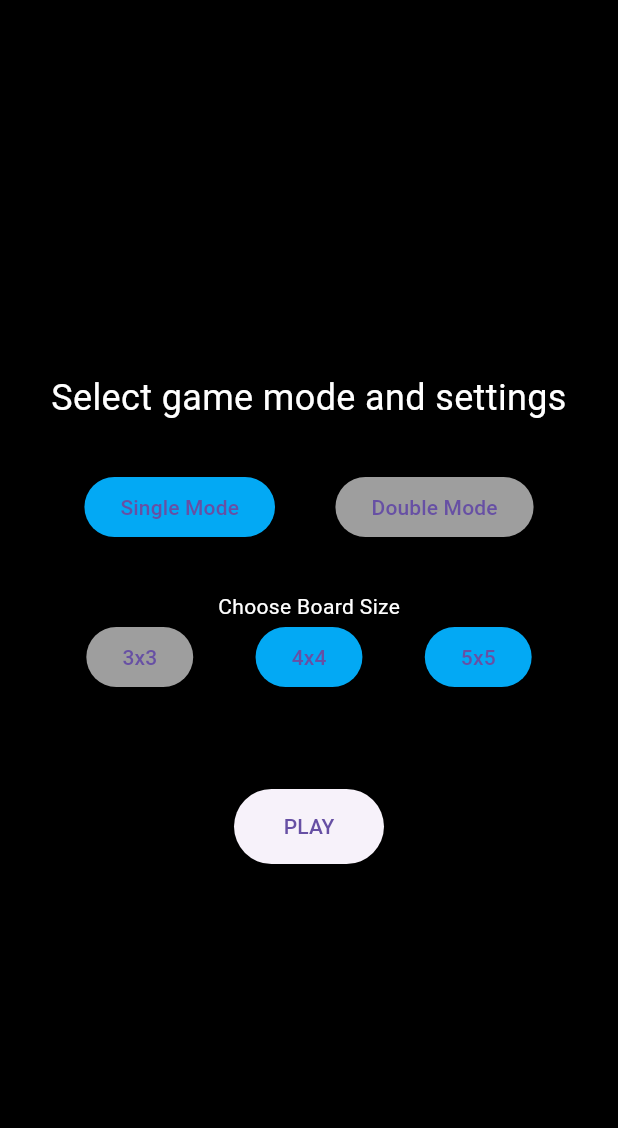
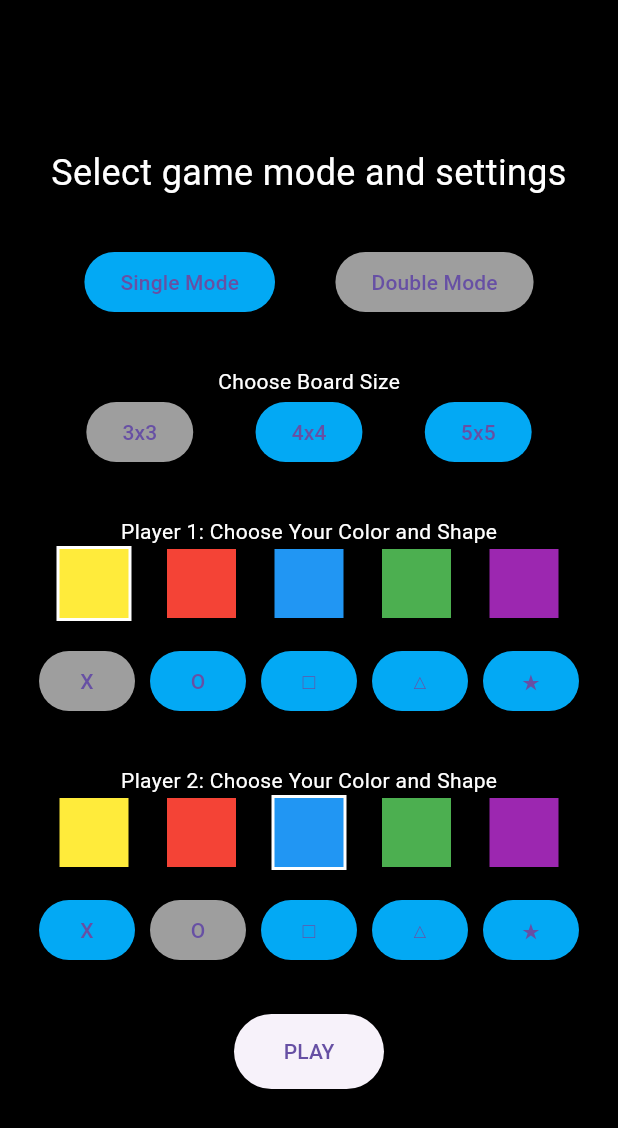
Before and after one commit to Klaudiaamarzec/Programowanie-Interfejsow-Mobilnych, a Flutter app: the screen it shows after launch, after a tap on "Double Mode", on a phone screen of 412 x 824 dp. Shown: the top 1128 px of the screen. Run offline on Flutter 3.47's test engine with Material 3 defaults, Android fonts, the phone set to English and light mode, and no system bars.

Commit message:
Add colors and shapes in double mode

```diff
--- a/flutter_tictactoe/lib/StartScreen.dart
+++ b/flutter_tictactoe/lib/StartScreen.dart
@@ -140,6 +140,91 @@ class _StartScreenState extends State<StartScreen> {
                 ),
               ],
 
+              if (selectedMode == GameMode.DOUBLE_MODE) ...[
+                // Ustawienia dla gracza 1
+                Text("Player 1: Choose Your Color and Shape", style: TextStyle(color: Colors.white)),
+                Row(
+                  mainAxisAlignment: MainAxisAlignment.spaceEvenly,
+                  children: [Colors.yellow, Colors.red, Colors.blue, Colors.green, Colors.purple].map((color) {
+                    return GestureDetector(
+                      onTap: () => setState(() {
+                        if (color != player2Color) player1Color = color;
+                      }),
+                      child: Container(
+                        width: 50,
+                        height: 50,
+                        decoration: BoxDecoration(
+                          color: color,
+                          border: Border.all(
+                            color: player1Color == color ? Colors.white : Colors.black,
+                            width: 2,
+                          ),
+                        ),
+                      ),
+                    );
+                  }).toList(),
+                ),
+
+                const SizedBox(height: 16),
+
+                Row(
+                  mainAxisAlignment: MainAxisAlignment.spaceEvenly,
+                  children: PlayerShape.values.map((shape) {
+                    return ElevatedButton(
+                      onPressed: () => setState(() {
+                        if (shape != player2Shape) player1Shape = shape;
+                      }),
+                      style: ElevatedButton.styleFrom(
+                        backgroundColor: player1Shape == shape ? Colors.grey : Colors.lightBlue,
+                      ),
+                      child: Text(shape.symbol),
+                    );
+                  }).toList(),
+                ),
+
+                const SizedBox(height: 32),
+
+                Text("Player 2: Choose Your Color and Shape", style: TextStyle(color: Colors.white)),
+                Row(
+                  mainAxisAlignment: MainAxisAlignment.spaceEvenly,
+                  children: [Colors.yellow, Colors.red, Colors.blue, Colors.green, Colors.purple].map((color) {
+                    return GestureDetector(
+                      onTap: () => setState(() {
+                        if (color != player1Color) player2Color = color;
+                      }),
+                      child: Container(
+                        width: 50,
+                        height: 50,
+                        decoration: BoxDecoration(
+                          color: color,
+                          border: Border.all(
+                            color: player2Color == color ? Colors.white : Colors.black,
+                            width: 2,
+                          ),
+                        ),
+                      ),
+                    );
+                  }).toList(),
+                ),
+
+                const SizedBox(height: 16),
+
+                Row(
+                  mainAxisAlignment: MainAxisAlignment.spaceEvenly,
+                  children: PlayerShape.values.map((shape) {
+                    return ElevatedButton(
+                      onPressed: () => setState(() {
+                        if (shape != player1Shape) player2Shape = shape;
+                      }),
+                      style: ElevatedButton.styleFrom(
+                        backgroundColor: player2Shape == shape ? Colors.grey : Colors.lightBlue,
+                      ),
+                      child: Text(shape.symbol),
+                    );
+                  }).toList(),
+                ),
+              ],
+
               const SizedBox(height: 32),
 
               // Przycisk PLAY
```
Also changed, not shown: 1 other file.
